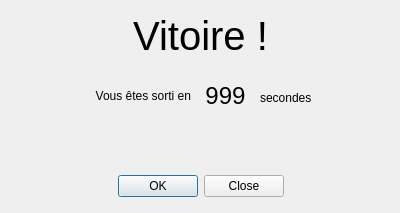
Qt form victory.ui (ComteHerrapait/MindMaze) before a commit.
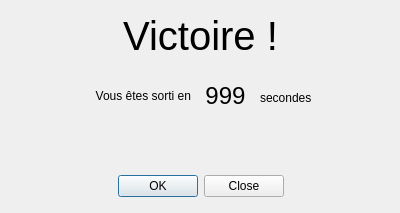
The same form after that commit.

Commit message:
hidden spheres on minimap
aussi corrigé l'écran de victoire

Patch:
```diff
--- a/victory.ui
+++ b/victory.ui
@@ -52,7 +52,7 @@
     </font>
    </property>
    <property name="text">
-    <string>Vitoire !</string>
+    <string>Victoire !</string>
    </property>
    <property name="alignment">
     <set>Qt::AlignCenter</set>
```
The commit also changes 1 other file.
